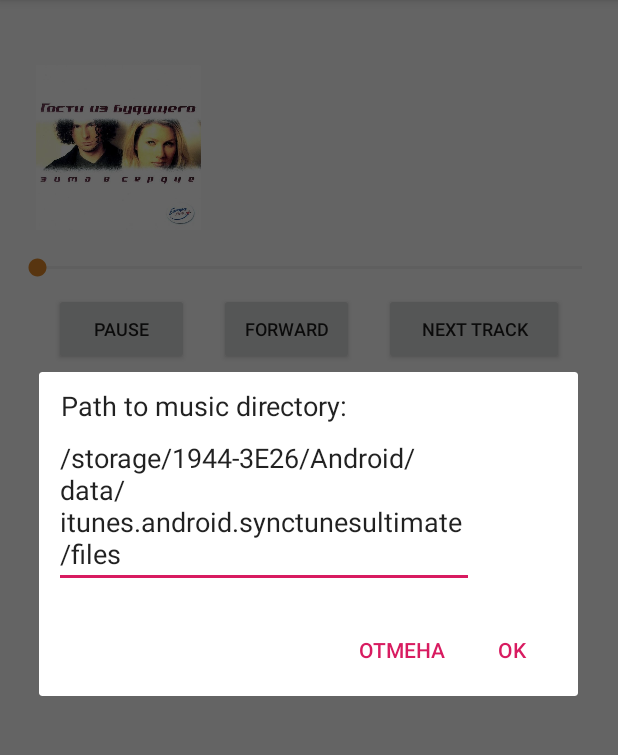
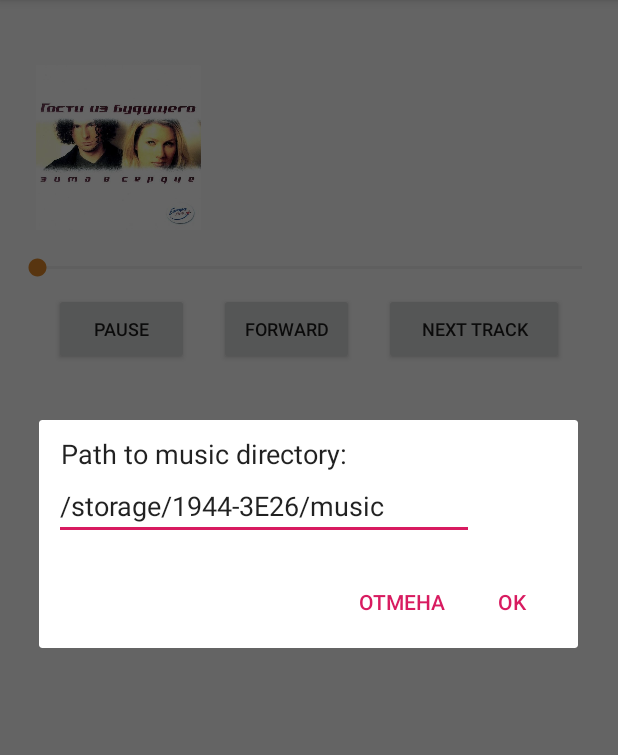
Before and after one commit to mkizhevsk/m-folder, an Android app: the screen it shows after launch (MainActivity), in the options menu, after a tap on "path to music", on a phone screen of 412 x 824 dp, the part 84-839 px from its top. Run offline under Robolectric (Android 15) with nearby library versions, the phone set to English and light mode, and no system bars; 4 statements that could not run were skipped.

Commit message:
some changes

```diff
--- a/app/src/main/java/com/mk/m_folder/MainActivity.java
+++ b/app/src/main/java/com/mk/m_folder/MainActivity.java
@@ -41,7 +41,6 @@ public class MainActivity extends AppCompatActivity {
 
     private static final String TAG = "MainActivity";
 
-    //Helper helper;
     Player player;
 
     public static int listLevel = 0;
@@ -117,6 +116,7 @@ public class MainActivity extends AppCompatActivity {
         playAudioProgress.setOnSeekBarChangeListener(seekBarChangeListener);
     }
 
+
     // media content
     public void showArtists() {
         String[] stringArtists = new String[artists.size()];
@@ -135,7 +135,6 @@ public class MainActivity extends AppCompatActivity {
                                     int position, long id) {
                 //Log.d(TAG, "itemClick: position = " + position + ", id = " + id);
                 view.setSelected(true);
-                //adapter.setSelectedItem(position);
                 Collections.sort(artists.get(position).getAlbums());
 
                 MainActivity.artistId = position;
--- a/app/src/main/java/com/mk/m_folder/data/InOut.java
+++ b/app/src/main/java/com/mk/m_folder/data/InOut.java
@@ -34,9 +34,9 @@ public class InOut {
     MediaMetadataRetriever mmr = new MediaMetadataRetriever();
 
     SharedPreferences sPref;
-    //static String savedText;
     final String SAVED_PATH = "saved_text";
-    public static String tempPath = "/storage/1944-3E26/Android/data/itunes.android.synctunesultimate/files";
+    public static String tempPath = "/storage/1944-3E26/music";
+    //public static String tempPath = "/storage/1944-3E26/Android/data/itunes.android.synctunesultimate/files";
 
     private static final String TAG = "InOut";
 
```
